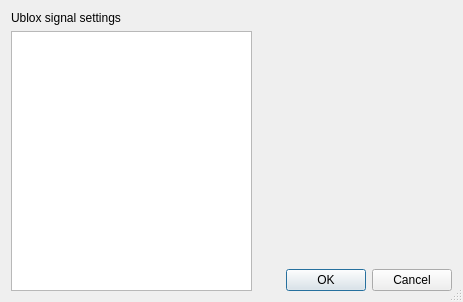
The window that myon_detector_gui/src/settings.ui (MuonPi/muondetector) describes before a commit, drawn with Qt 5.
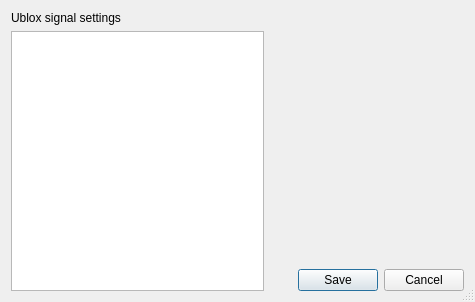
The same window after the commit.

Commit message:
implemented rates for and/xor in gui
also added settings function for maximum slider values and set the default to 1V

What changed in the file:
```diff
--- a/myon_detector_gui/src/settings.ui
+++ b/myon_detector_gui/src/settings.ui
@@ -9,7 +9,7 @@
    <rect>
     <x>0</x>
     <y>0</y>
-    <width>463</width>
+    <width>475</width>
     <height>302</height>
    </rect>
   </property>
@@ -99,7 +99,7 @@
         <enum>Qt::Horizontal</enum>
        </property>
        <property name="standardButtons">
-        <set>QDialogButtonBox::Cancel|QDialogButtonBox::Ok</set>
+        <set>QDialogButtonBox::Cancel|QDialogButtonBox::Save</set>
        </property>
       </widget>
      </item>
```
The commit also changes 6 other files.
